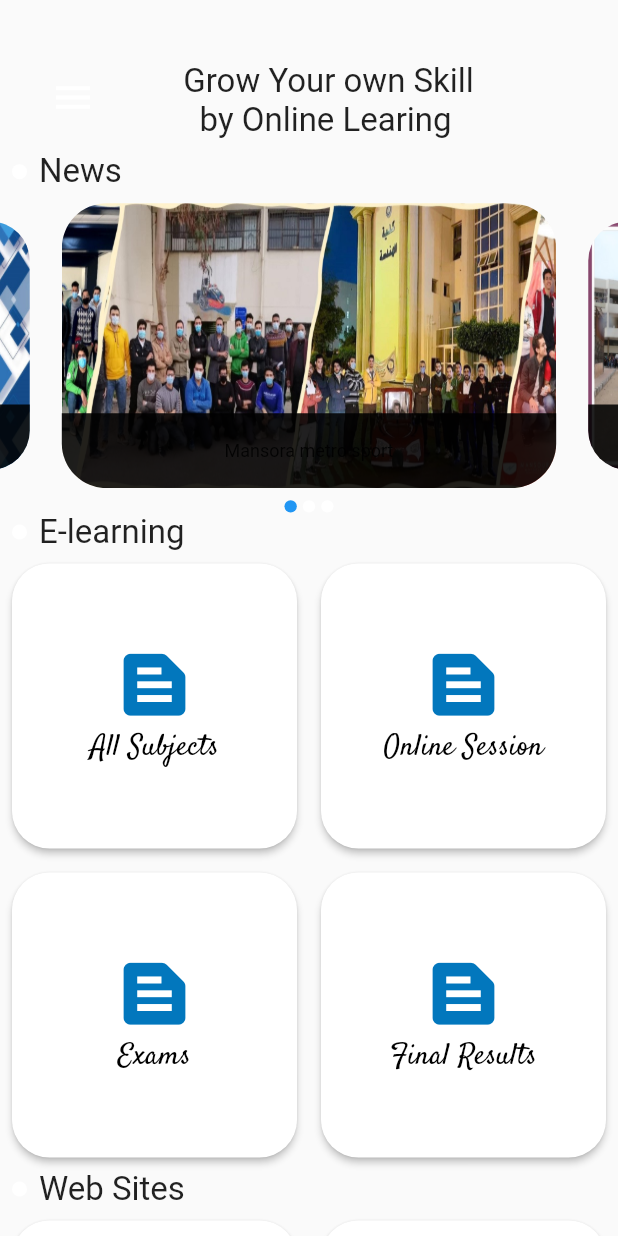
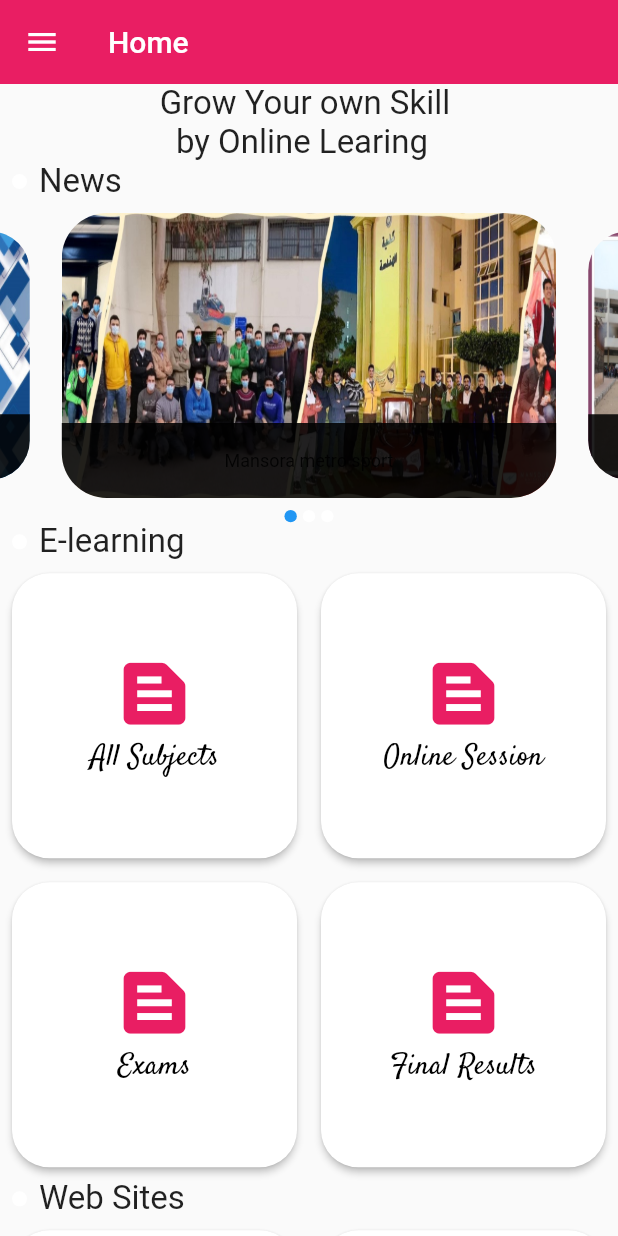
Before and after one commit to ahmedHabiTa/Projects, a Flutter app: the MyHome screen opened by its route, on a phone screen of 412 x 824 dp. Run offline on Flutter 3.47's test engine with Material 2 defaults, Android fonts, the phone set to English and light mode, and no system bars; drawn by our look-alikes of carousel_slider; our stand-ins replace animated_splash_screen, flutter_colorpicker, flutter_spinkit, shared_preferences, simple_animations; accounts and stored records are empty.

Commit message:
edit home

```diff
--- a/lib/screens/home/home_page.dart
+++ b/lib/screens/home/home_page.dart
@@ -15,15 +15,18 @@ class MyHome extends StatelessWidget {
   @override
   Widget build(BuildContext context) {
     return Scaffold(
+        appBar: AppBar(
+          title: Text("Home"),
+          elevation: 0,
+        ),
         key: scaffoldKey,
         drawer: MainDrawer(),
         body: Column(children: [
-          HeadWidget(
-              scaffoldKey: scaffoldKey,
-              text: "Grow Your own Skill \n  by Online Learing"),
           Expanded(
               child: SingleChildScrollView(
                   child: Column(children: [
+            Text("Grow Your own Skill \n  by Online Learing",
+                style: TextStyle(fontSize: 22)),
             HeadLine("News"),
             CarouselWithIndicator(),
             HeadLine("E-learning"),
@@ -120,7 +123,7 @@ class ElearingGrid extends StatelessWidget {
                 children: <Widget>[
                   Icon(
                     Icons.text_snippet,
-                    color: Colors.lightBlue[800],
+                    color: Colors.pink,
                     size: 55,
                   ),
                   Text(title,
@@ -185,7 +188,7 @@ class WebSitesGrid extends StatelessWidget {
                 children: <Widget>[
                   Icon(
                     Icons.text_snippet,
-                    color: Colors.lightBlue[800],
+                    color: Colors.pink,
                     size: 55,
                   ),
                   Text(title,
```
